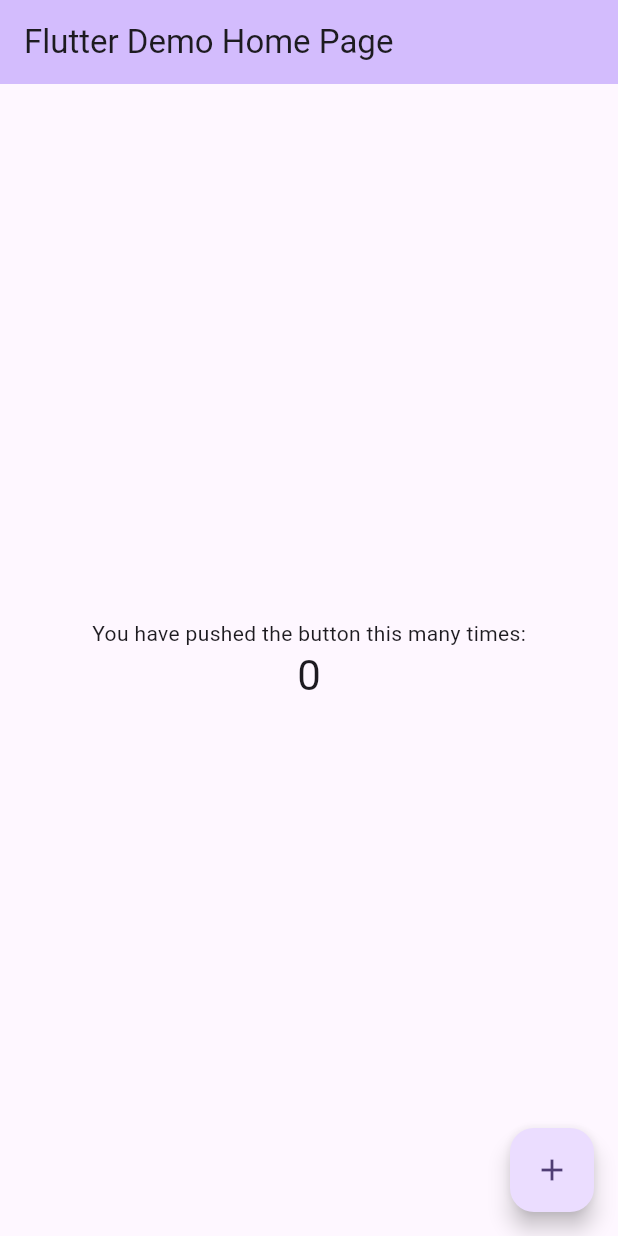
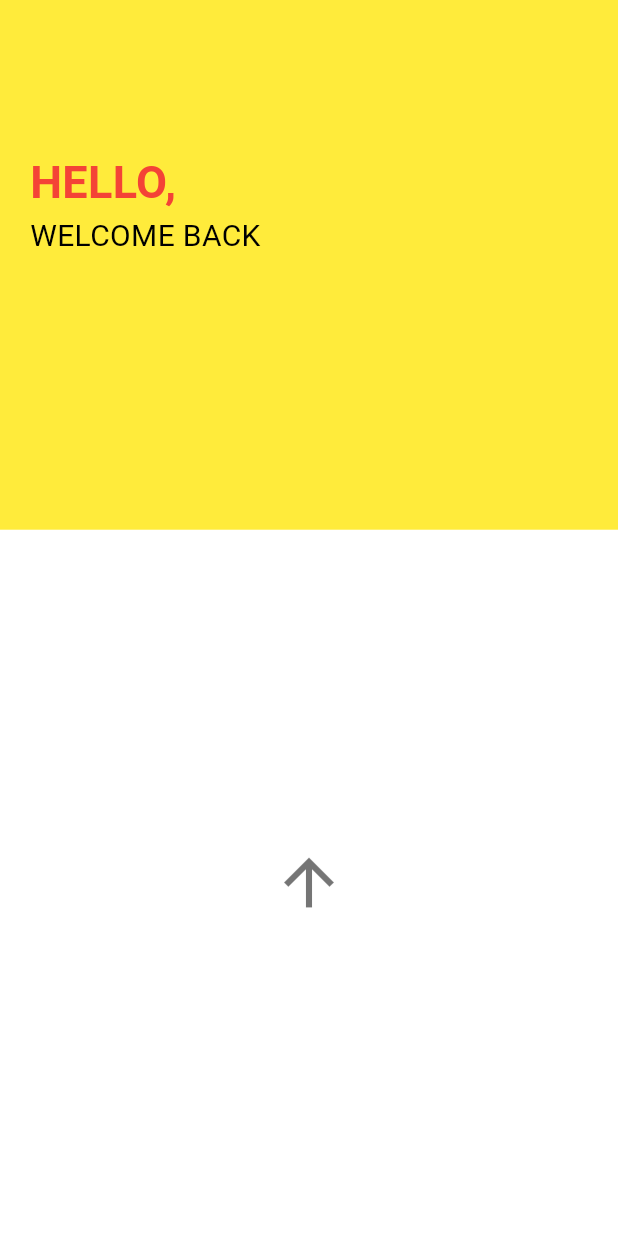
Before and after one commit to Zerive05/todolist_ADS, a Flutter app: the screen it shows after launch, on a phone screen of 412 x 824 dp. Run offline on Flutter 3.47's test engine with Material 3 defaults, Android fonts, the phone set to English and light mode, and no system bars.

Commit message:
2:32 21/12/2024

```diff
--- a/todolist/lib/main.dart
+++ b/todolist/lib/main.dart
@@ -1,125 +1,28 @@
 import 'package:flutter/material.dart';
+import 'starter.dart'; // Mengimpor halaman starter.dart
 
 void main() {
-  runApp(const MyApp());
+  runApp(ToDoListApp());
 }
 
-class MyApp extends StatelessWidget {
-  const MyApp({super.key});
+class ToDoListApp extends StatelessWidget {
+  const ToDoListApp({super.key});
 
-  // This widget is the root of your application.
   @override
   Widget build(BuildContext context) {
     return MaterialApp(
-      title: 'Flutter Demo',
+      debugShowCheckedModeBanner: false, // Menghilangkan label debug
+      title: 'To-Do List App', // Judul aplikasi
       theme: ThemeData(
-        // This is the theme of your application.
-        //
-        // TRY THIS: Try running your application with "flutter run". You'll see
-        // the application has a purple toolbar. Then, without quitting the app,
-        // try changing the seedColor in the colorScheme below to Colors.green
-        // and then invoke "hot reload" (save your changes or press the "hot
-        // reload" button in a Flutter-supported IDE, or press "r" if you used
-        // the command line to start the app).
-        //
-        // Notice that the counter didn't reset back to zero; the application
-        // state is not lost during the reload. To reset the state, use hot
-        // restart instead.
-        //
-        // This works for code too, not just values: Most code changes can be
-        // tested with just a hot reload.
-        colorScheme: ColorScheme.fromSeed(seedColor: Colors.deepPurple),
-        useMaterial3: true,
+        primaryColor: Colors.yellow, // Warna utama
+        colorScheme: ColorScheme.fromSwatch(
+          primarySwatch: Colors.yellow,
+        ).copyWith(
+          secondary: Colors.black, // Warna aksen (pengganti accentColor)
+        ),
+        scaffoldBackgroundColor: Colors.white, // Latar belakang aplikasi
       ),
-      home: const MyHomePage(title: 'Flutter Demo Home Page'),
+      home: StarterPage(), // Halaman awal aplikasi
     );
   }
 }
-
-class MyHomePage extends StatefulWidget {
-  const MyHomePage({super.key, required this.title});
-
-  // This widget is the home page of your application. It is stateful, meaning
-  // that it has a State object (defined below) that contains fields that affect
-  // how it looks.
-
-  // This class is the configuration for the state. It holds the values (in this
-  // case the title) provided by the parent (in this case the App widget) and
-  // used by the build method of the State. Fields in a Widget subclass are
-  // always marked "final".
-
-  final String title;
-
-  @override
-  State<MyHomePage> createState() => _MyHomePageState();
-}
-
-class _MyHomePageState extends State<MyHomePage> {
-  int _counter = 0;
-
-  void _incrementCounter() {
-    setState(() {
-      // This call to setState tells the Flutter framework that something has
-      // changed in this State, which causes it to rerun the build method below
-      // so that the display can reflect the updated values. If we changed
-      // _counter without calling setState(), then the build method would not be
-      // called again, and so nothing would appear to happen.
-      _counter++;
-    });
-  }
-
-  @override
-  Widget build(BuildContext context) {
-    // This method is rerun every time setState is called, for instance as done
-    // by the _incrementCounter method above.
-    //
-    // The Flutter framework has been optimized to make rerunning build methods
-    // fast, so that you can just rebuild anything that needs updating rather
-    // than having to individually change instances of widgets.
-    return Scaffold(
-      appBar: AppBar(
-        // TRY THIS: Try changing the color here to a specific color (to
-        // Colors.amber, perhaps?) and trigger a hot reload to see the AppBar
-        // change color while the other colors stay the same.
-        backgroundColor: Theme.of(context).colorScheme.inversePrimary,
-        // Here we take the value from the MyHomePage object that was created by
-        // the App.build method, and use it to set our appbar title.
-        title: Text(widget.title),
-      ),
-      body: Center(
-        // Center is a layout widget. It takes a single child and positions it
-        // in the middle of the parent.
-        child: Column(
-          // Column is also a layout widget. It takes a list of children and
-          // arranges them vertically. By default, it sizes itself to fit its
-          // children horizontally, and tries to be as tall as its parent.
-          //
-          // Column has various properties to control how it sizes itself and
-          // how it positions its children. Here we use mainAxisAlignment to
-          // center the children vertically; the main axis here is the vertical
-          // axis because Columns are vertical (the cross axis would be
-          // horizontal).
-          //
-          // TRY THIS: Invoke "debug painting" (choose the "Toggle Debug Paint"
-          // action in the IDE, or press "p" in the console), to see the
-          // wireframe for each widget.
-          mainAxisAlignment: MainAxisAlignment.center,
-          children: <Widget>[
-            const Text(
-              'You have pushed the button this many times:',
-            ),
-            Text(
-              '$_counter',
-              style: Theme.of(context).textTheme.headlineMedium,
-            ),
-          ],
-        ),
-      ),
-      floatingActionButton: FloatingActionButton(
-        onPressed: _incrementCounter,
-        tooltip: 'Increment',
-        child: const Icon(Icons.add),
-      ), // This trailing comma makes auto-formatting nicer for build methods.
-    );
-  }
-}
--- /dev/null
+++ b/todolist/lib/starter.dart
@@ -0,0 +1,76 @@
+import 'package:flutter/material.dart';
+import 'login.dart'; // Pastikan file login.dart tersedia di folder yang sesuai.
+
+class StarterPage extends StatelessWidget {
+  const StarterPage({super.key});
+
+  @override
+  Widget build(BuildContext context) {
+    return GestureDetector(
+      onVerticalDragEnd: (details) {
+        // Deteksi arah swipe ke atas
+        if (details.primaryVelocity != null && details.primaryVelocity! < 0) {
+          // Alihkan ke halaman login
+          Navigator.push(
+            context,
+            MaterialPageRoute(builder: (context) => LoginPage()),
+          );
+        }
+      },
+      child: Scaffold(
+        backgroundColor: Colors.white,
+        body: Column(
+          children: [
+            Expanded(
+              flex: 3,
+              child: Stack(
+                children: [
+                  Container(
+                    color: Colors.yellow,
+                    height: double.infinity,
+                    width: double.infinity,
+                  ),
+                  Positioned(
+                    top: 100,
+                    left: 20,
+                    child: Column(
+                      crossAxisAlignment: CrossAxisAlignment.start,
+                      children: [
+                        Text(
+                          "HELLO,",
+                          style: TextStyle(
+                            color: Colors.red,
+                            fontSize: 30,
+                            fontWeight: FontWeight.bold,
+                          ),
+                        ),
+                        Text(
+                          "WELCOME BACK",
+                          style: TextStyle(
+                            color: Colors.black,
+                            fontSize: 20,
+                            fontWeight: FontWeight.w400,
+                          ),
+                        ),
+                      ],
+                    ),
+                  ),
+                ],
+              ),
+            ),
+            Expanded(
+              flex: 4,
+              child: Center(
+                child: Icon(
+                  Icons.arrow_upward,
+                  size: 50,
+                  color: Colors.black54,
+                ),
+              ),
+            ),
+          ],
+        ),
+      ),
+    );
+  }
+}
--- a/todolist/pubspec.yaml
+++ b/todolist/pubspec.yaml
@@ -30,10 +30,10 @@ environment:
 dependencies:
   flutter:
     sdk: flutter
-
   # The following adds the Cupertino Icons font to your application.
   # Use with the CupertinoIcons class for iOS style icons.
   cupertino_icons: ^1.0.8
+  http: ^1.2.2
 
 dev_dependencies:
   flutter_test:
```
Also changed, not shown: todolist/lib/home.dart (added, +135 -0 lines), todolist/lib/login.dart (added, +128 -0 lines), todolist/pubspec.lock, 1 other file.
